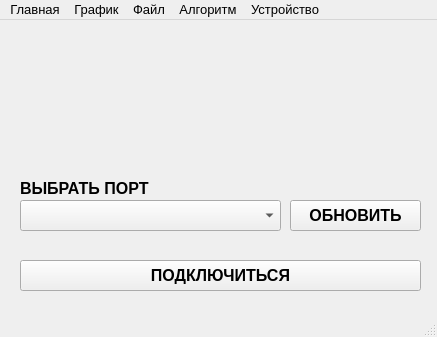
Before: the Qt Designer form application/templates/main.ui in SourTyJohn/signal_dev_gui, drawn with Qt 5.
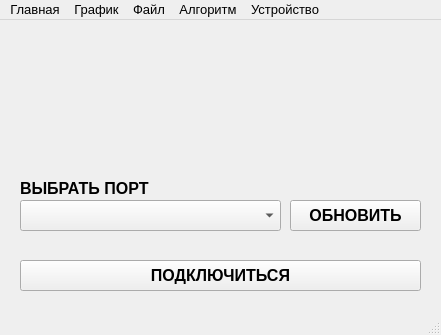
After: the same form once the commit is applied.

Diff of the .ui file:
```diff
--- a/application/templates/main.ui
+++ b/application/templates/main.ui
@@ -6,10 +6,22 @@
    <rect>
     <x>0</x>
     <y>0</y>
-    <width>437</width>
-    <height>337</height>
+    <width>441</width>
+    <height>335</height>
    </rect>
   </property>
+  <property name="minimumSize">
+   <size>
+    <width>441</width>
+    <height>335</height>
+   </size>
+  </property>
+  <property name="maximumSize">
+   <size>
+    <width>441</width>
+    <height>335</height>
+   </size>
+  </property>
   <property name="font">
    <font>
     <family>MS Sans Serif</family>
@@ -118,7 +130,7 @@
     <rect>
      <x>0</x>
      <y>0</y>
-     <width>437</width>
+     <width>441</width>
      <height>26</height>
     </rect>
    </property>
```
